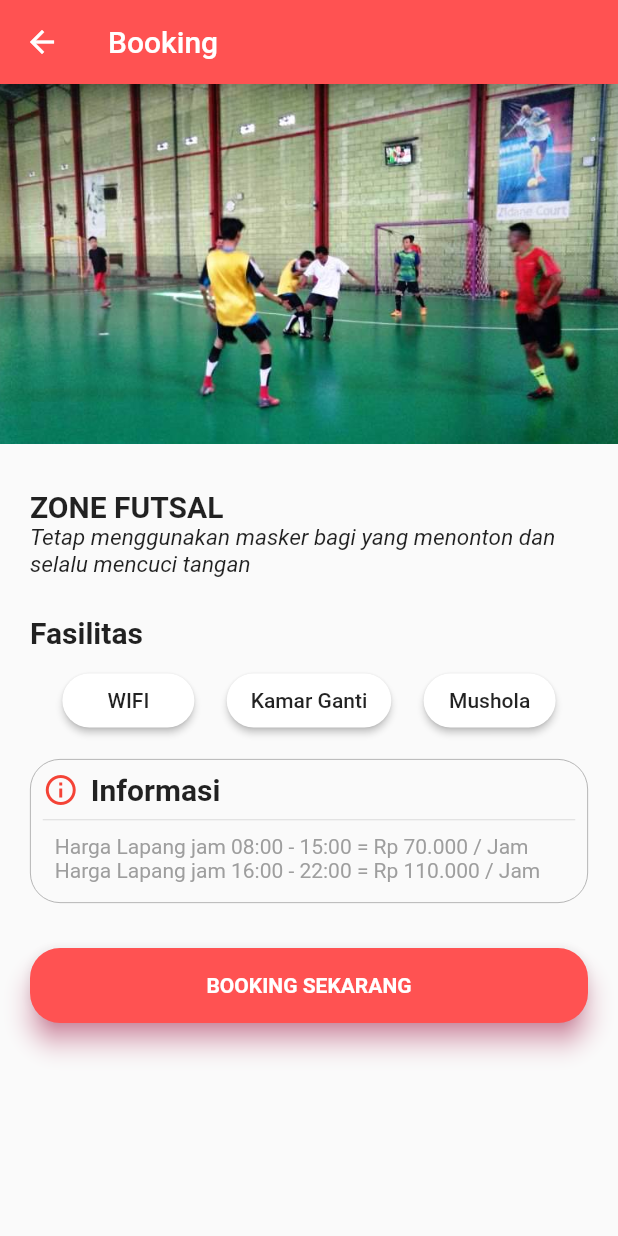
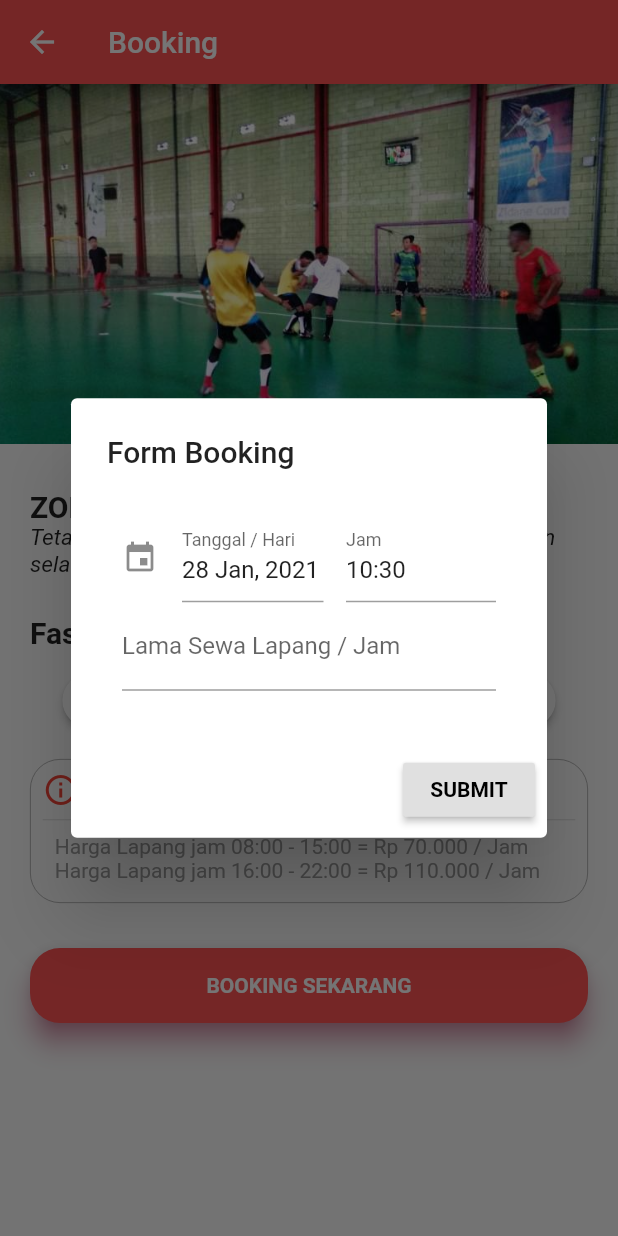
Before and after one commit to farizhw/MOBPROG-BookingFutsal, a Flutter app: the PageSatu screen opened directly, after a tap on "BOOKING SEKARANG", on a phone screen of 412 x 824 dp. Run offline on Flutter 3.47's test engine with Material 2 defaults, Android fonts, the phone set to English and light mode, and no system bars; drawn by our look-alikes of date_time_picker; our stand-ins replace flutter_spinkit; Roboto replaces fonts that are missing (Montserrat).

```diff
--- a/lib/pages/home.dart
+++ b/lib/pages/home.dart
@@ -48,9 +48,9 @@ class _HomePageState extends State<HomePage> {
                 // ignore: deprecated_member_use
                 title: Text('Riwayat')),
             BottomNavigationBarItem(
-                icon: Icon(Icons.calendar_today_rounded),
+                icon: Icon(Icons.announcement_rounded),
                 // ignore: deprecated_member_use
-                title: Text('Cek Jadwal'))
+                title: Text('Tentang Aplikasi'))
           ],
         ),
       ),
--- a/lib/pages/page1.dart
+++ b/lib/pages/page1.dart
@@ -1,4 +1,5 @@
 import 'package:flutter/material.dart';
+import 'package:date_time_picker/date_time_picker.dart';
 
 class PageSatu extends StatefulWidget {
   @override
@@ -141,7 +142,65 @@ class _PageSatuState extends State<PageSatu> {
                         color: Colors.redAccent,
                         elevation: 7.0,
                         child: MaterialButton(
-                          onPressed: () {},
+                          // ALERT DIALOG FORM BOOKING
+                          onPressed: () {
+                            showDialog(
+                              context: context,
+                              builder: (BuildContext context) {
+                                return AlertDialog(
+                                  scrollable: true,
+                                  title: Text('Form Booking'),
+                                  content: Padding(
+                                    padding: const EdgeInsets.all(10.0),
+                                    child: Form(
+                                      child: Column(
+                                        children: <Widget>[
+                                          DateTimePicker(
+                                            type: DateTimePickerType
+                                                .dateTimeSeparate,
+                                            dateMask: 'd MMM, yyyy',
+                                            initialValue:
+                                                DateTime.now().toString(),
+                                            firstDate: DateTime(2000),
+                                            lastDate: DateTime(2100),
+                                            icon: Icon(Icons.event),
+                                            dateLabelText: 'Tanggal / Hari',
+                                            timeLabelText: 'Jam',
+                                            onChanged: (val) => print(val),
+                                            validator: (val) {
+                                              print(val);
+                                              return null;
+                                            },
+                                            onSaved: (val) => print(val),
+                                          ),
+                                          TextFormField(
+                                            decoration: InputDecoration(
+                                              labelText:
+                                                  'Lama Sewa Lapang / Jam',
+                                            ),
+                                          ),
+                                        ],
+                                      ),
+                                    ),
+                                  ),
+                                  actions: [
+                                    RaisedButton(
+                                      child: Text(
+                                        'SUBMIT',
+                                        style: TextStyle(
+                                            color: Colors.black,
+                                            fontWeight: FontWeight.bold,
+                                            fontFamily: 'Montserrat'),
+                                      ),
+                                      onPressed: () {
+                                        // your code
+                                      },
+                                    ),
+                                  ],
+                                );
+                              },
+                            );
+                          },
                           child: Center(
                             child: Text(
                               'BOOKING SEKARANG',
--- a/pubspec.yaml
+++ b/pubspec.yaml
@@ -29,6 +29,7 @@ dependencies:
   # Use with the CupertinoIcons class for iOS style icons.
   cupertino_icons: ^1.0.0
   flutter_spinkit: ^4.1.2
+  date_time_picker: ^1.1.1
 
 dev_dependencies:
   flutter_test:
```
Also changed, not shown: lib/pages/page2.dart (+7 -10 lines), lib/pages/page3.dart (+10 -1 lines), assets/splashscreen/sp.png, pubspec.lock.
